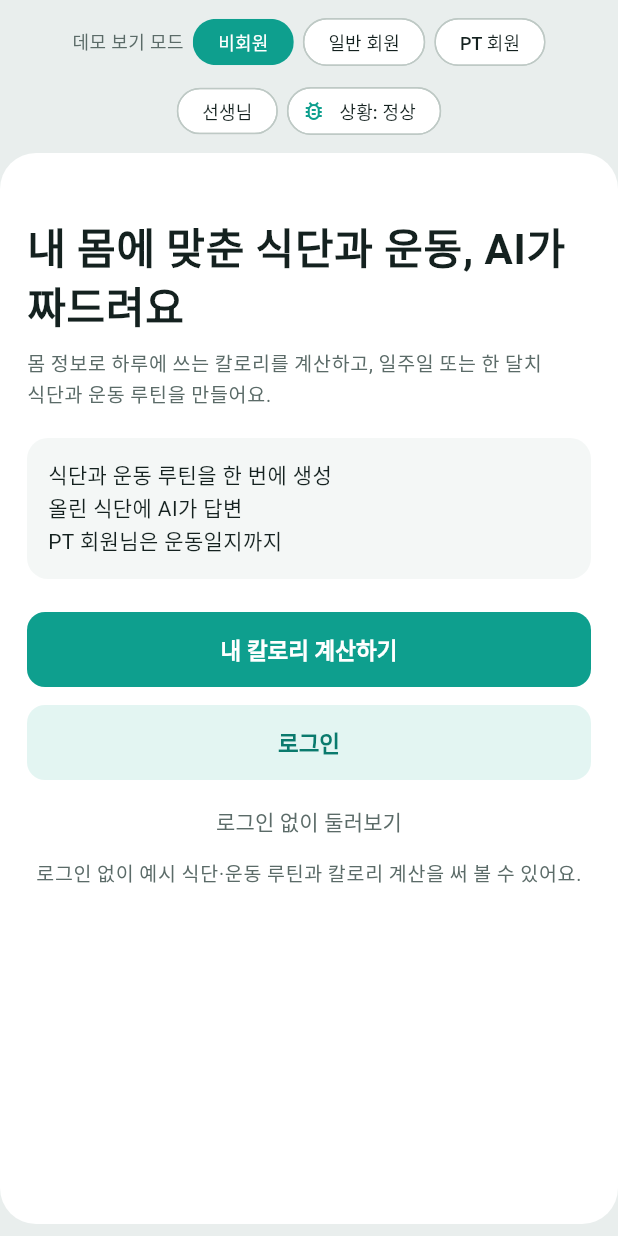
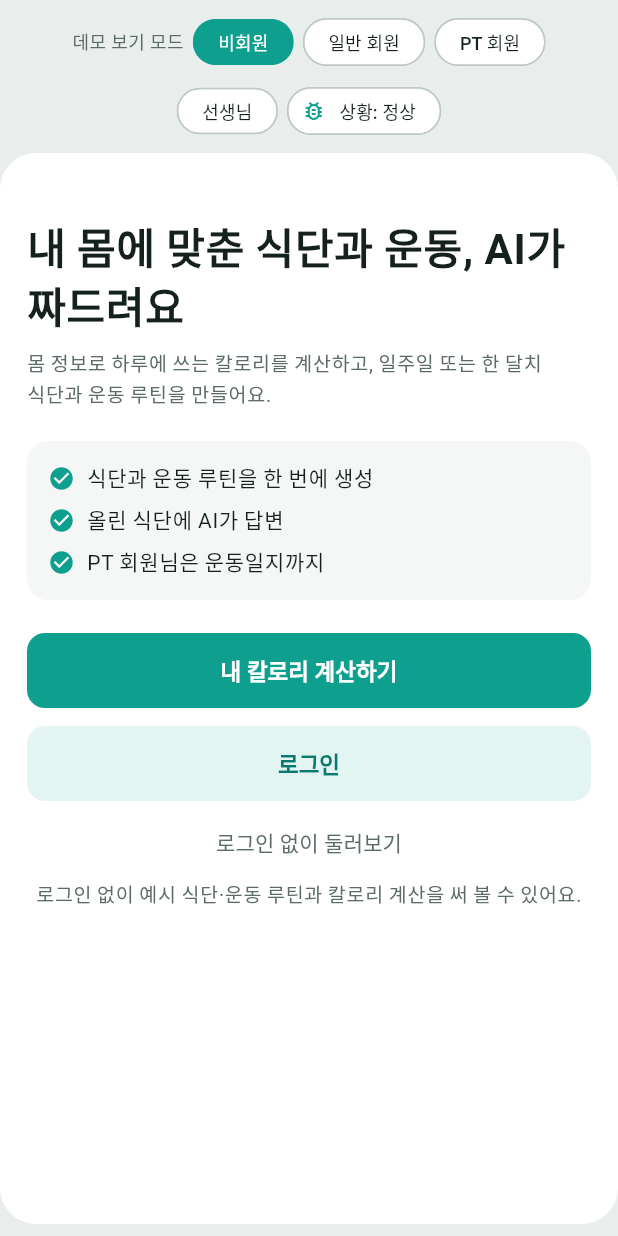
Before and after one commit to guscjf806/fitness-app, a Flutter app: the screen it shows after launch, on a phone screen of 412 x 824 dp. Run offline on Flutter 3.47's test engine with Material 3 defaults, Android fonts, the phone set to English and light mode, and no system bars; our stand-ins replace shared_preferences.

Commit message:
디자인 리뷰 11/03 #5: 시작 화면 특징 3줄을 체크 아이콘 BulletList로, 간격 숫자는 AppSpace로
Co-Authored-By: Claude Opus 5.5 <noreply@anthropic.com>

```diff
--- a/app/lib/screens/onboarding/start.dart
+++ b/app/lib/screens/onboarding/start.dart
@@ -12,26 +12,21 @@ class StartScreen extends StatelessWidget {
   @override
   Widget build(BuildContext context) {
     return AppPage(children: [
-      const SizedBox(height: 28),
+      const SizedBox(height: AppSpace.xl + AppSpace.xs),
       Text(keepWords('내 몸에 맞춘 식단과 운동, AI가 짜드려요'),
           semanticsLabel: '내 몸에 맞춘 식단과 운동, AI가 짜드려요', style: AppText.display),
-      const SizedBox(height: 8),
+      const SizedBox(height: AppSpace.s),
       const Muted('몸 정보로 하루에 쓰는 칼로리를 계산하고, 일주일 또는 한 달치 식단과 운동 루틴을 만들어요.'),
-      const SizedBox(height: 10),
-      const AppCard(
-        child: Column(crossAxisAlignment: CrossAxisAlignment.start, children: [
-          Text('식단과 운동 루틴을 한 번에 생성'),
-          Text('올린 식단에 AI가 답변'),
-          Text('PT 회원님은 운동일지까지'),
-        ]),
-      ),
+      const SizedBox(height: AppSpace.m),
+      // 내 정보·구독 화면과 같은 체크 아이콘 목록으로 (디자인 리뷰 11/03 #5)
+      const AppCard(child: BulletList(['식단과 운동 루틴을 한 번에 생성', '올린 식단에 AI가 답변', 'PT 회원님은 운동일지까지'])),
       AppButton('내 칼로리 계산하기',
           onPressed: () => Navigator.pushNamed(context, Routes.body)),
       AppButton('로그인',
           kind: ButtonKind.soft,
           onPressed: () => Navigator.pushNamed(context, Routes.login)),
       Padding(
-        padding: const EdgeInsets.only(top: 4),
+        padding: const EdgeInsets.only(top: AppSpace.xs),
         child: TextButton(
           onPressed: () {
             demo.update(() {
```
